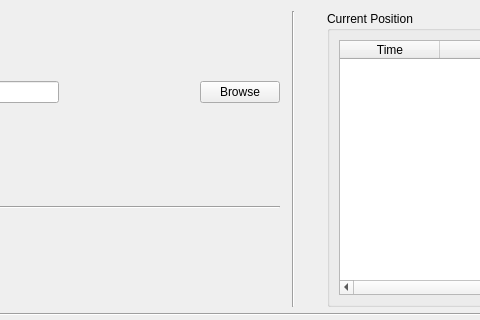
robocomp/robocomp-viriato, file src/mainUI.ui: the form before one commit; both pictures show x 152 to 632 and y 0 to 320 of the 911 by 484 pixel window.
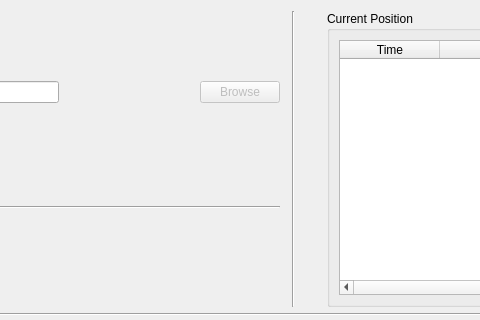
The form after the commit.

```diff
--- a/src/mainUI.ui
+++ b/src/mainUI.ui
@@ -304,6 +304,9 @@
        </item>
        <item>
         <widget class="QPushButton" name="browseButton">
+         <property name="enabled">
+          <bool>false</bool>
+         </property>
          <property name="sizePolicy">
           <sizepolicy hsizetype="Fixed" vsizetype="Fixed">
            <horstretch>0</horstretch>
```
